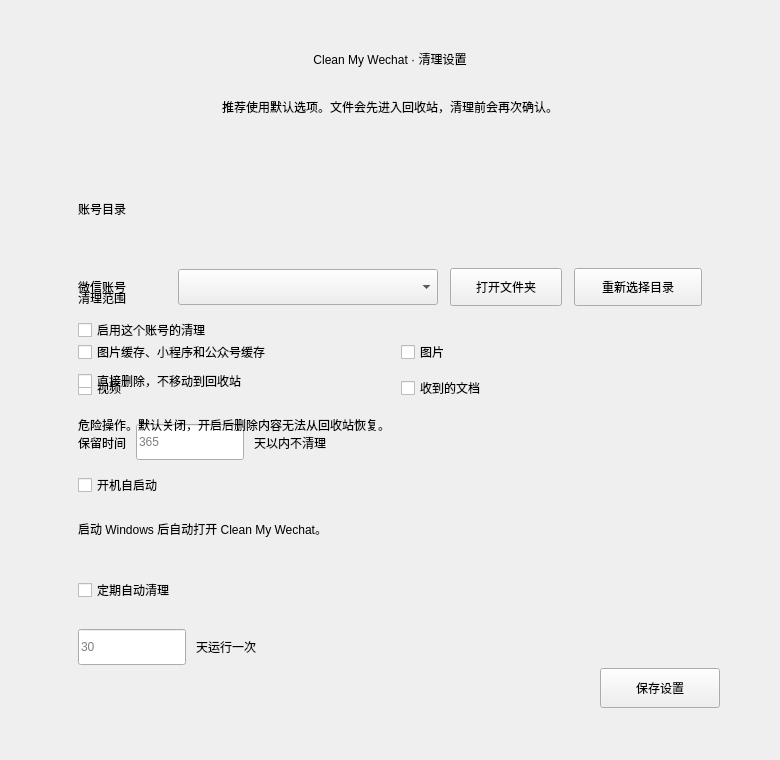
Old version of the form images/config.ui in the repository blackboxo/CleanMyWechat.
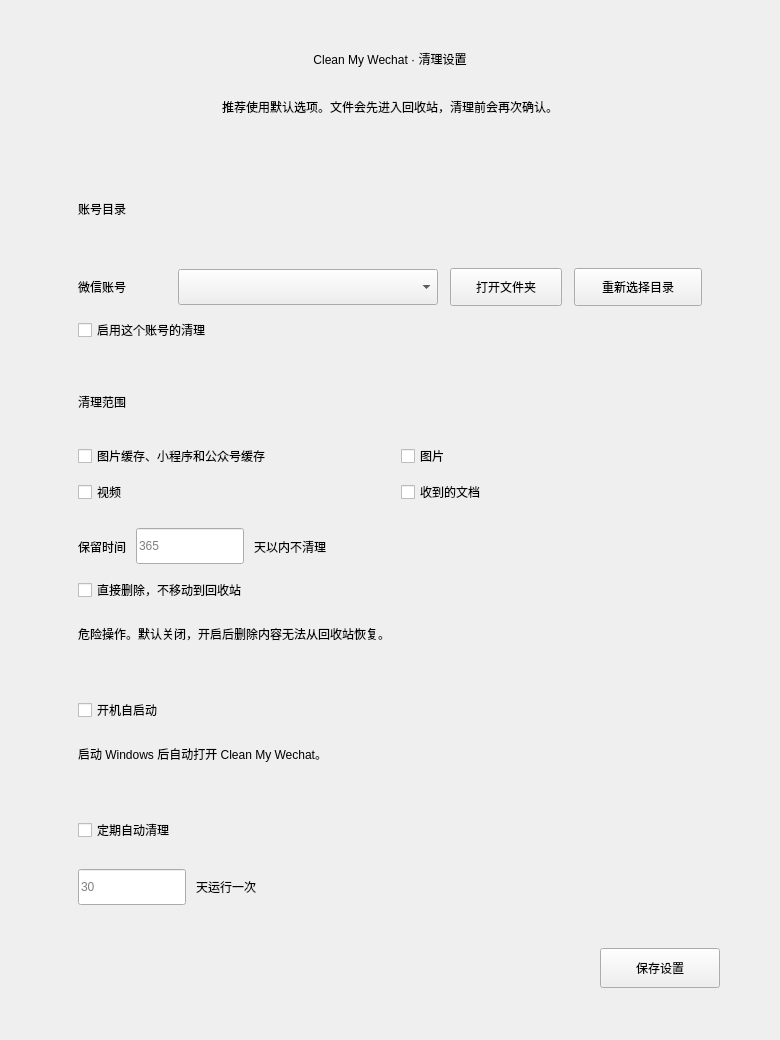
New version of the form. Icons and pictures are not drawn.

Commit message: Restore settings dialog width

Patch:
```diff
--- a/images/config.ui
+++ b/images/config.ui
@@ -7,13 +7,13 @@
     <x>0</x>
     <y>0</y>
     <width>780</width>
-    <height>760</height>
+    <height>1040</height>
    </rect>
   </property>
   <property name="minimumSize">
    <size>
     <width>780</width>
-    <height>760</height>
+    <height>1040</height>
    </size>
   </property>
   <property name="windowTitle">
```
The commit also changes 1 other file.
